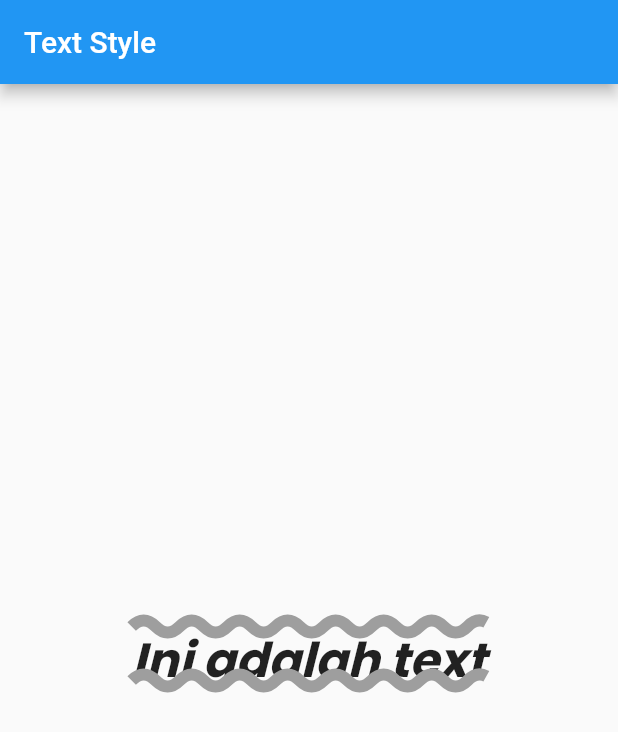
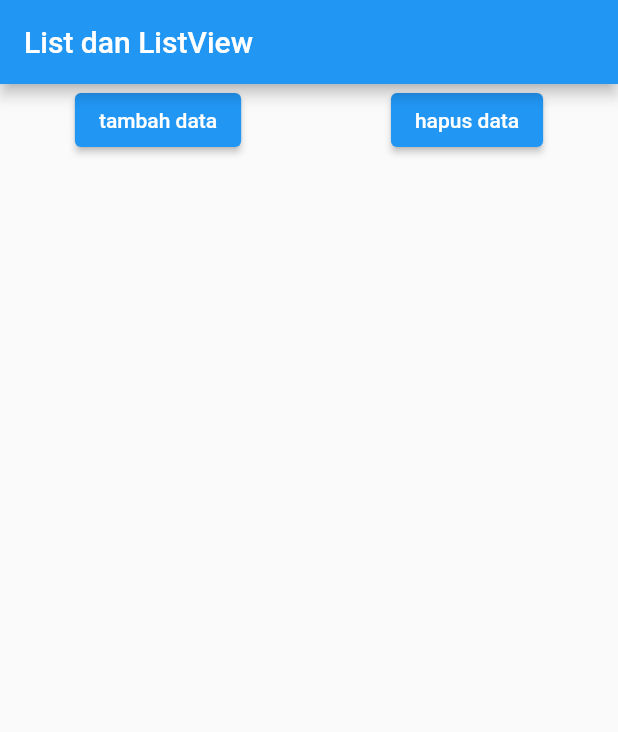
Before and after one commit to gunzxx/Flutter-Learn, a Flutter app: the screen it shows after launch, on a phone screen of 412 x 824 dp. Shown: the top 732 px of the screen. Run offline on Flutter 3.47's test engine with Material 2 defaults, Android fonts, the phone set to English and light mode, and no system bars.

Commit message:
list dan listView

```diff
--- a/f_01/lib/main.dart
+++ b/f_01/lib/main.dart
@@ -2,10 +2,18 @@ import 'package:flutter/material.dart';
 
 void main() => runApp(const MyApp());
 
-const String title = "Text Style";
+class MyApp extends StatefulWidget {
+  const MyApp({super.key});
 
-class MyApp extends StatelessWidget {
-  const MyApp({super.key});
+  @override
+  State<MyApp> createState() => _MyAppState();
+}
+
+const Text title = Text("List dan ListView");
+
+class _MyAppState extends State<MyApp> {
+  List<Widget> widgets = [];
+  int counter = 1;
 
   @override
   Widget build(BuildContext context) {
@@ -13,30 +21,39 @@ class MyApp extends StatelessWidget {
       debugShowCheckedModeBanner: false,
       home: Scaffold(
         appBar: AppBar(
-          // titleTextStyle: TextStyle(
-          //     // fontFamily: "Poppins",
-          //     // fontSize: 24,
-          //     // fontWeight: FontWeight.w500,
-          //     ),
-          title: Text(title),
+          title: title,
         ),
-        body: Center(
-          child: Text(
-            "Ini adalah text",
-            style: TextStyle(
-              fontFamily: "Poppins",
-              fontWeight: FontWeight.bold,
-              fontSize: 32,
-              fontStyle: FontStyle.italic,
-              decoration: TextDecoration.combine([
-                TextDecoration.overline,
-                TextDecoration.underline,
-              ]),
-              decorationColor: Colors.grey,
-              decorationThickness: 5,
-              decorationStyle: TextDecorationStyle.wavy,
+        body: ListView(
+          children: [
+            Row(
+              mainAxisAlignment: MainAxisAlignment.spaceAround,
+              children: [
+                ElevatedButton(
+                    onPressed: () {
+                      setState(() {
+                        widgets.add(Text("Data $counter",
+                            style: const TextStyle(fontSize: 32)));
+                        counter++;
+                      });
+                    },
+                    child: const Text("tambah data")),
+                ElevatedButton(
+                    onPressed: () {
+                      setState(() {
+                        if (widgets.isNotEmpty) {
+                          widgets.removeLast();
+                          counter--;
+                        }
+                      });
+                    },
+                    child: const Text("hapus data")),
+              ],
             ),
-          ),
+            Column(
+              crossAxisAlignment: CrossAxisAlignment.start,
+              children: widgets,
+            ),
+          ],
         ),
       ),
     );
--- a/f_01/lib/statefull.dart
+++ b/f_01/lib/statefull.dart
@@ -16,10 +16,6 @@ class _MyAppState extends State<MyApp> {
   Widget build(BuildContext context) {
     return MaterialApp(
       debugShowCheckedModeBanner: false,
-      // theme: ThemeData(
-      //     colorScheme: ColorScheme.fromSwatch(
-      //   primarySwatch: Colors.black,
-      // )),
       home: Scaffold(
         appBar: AppBar(
           title: title,
```
